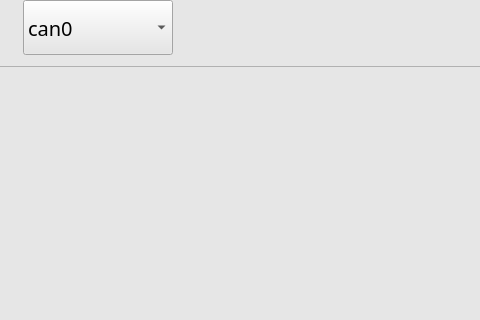
Old version of the form ui/app.ui in the repository supinps/wellington; both pictures show x 242 to 722 and y 0 to 320 of the 1280 by 800 pixel window.
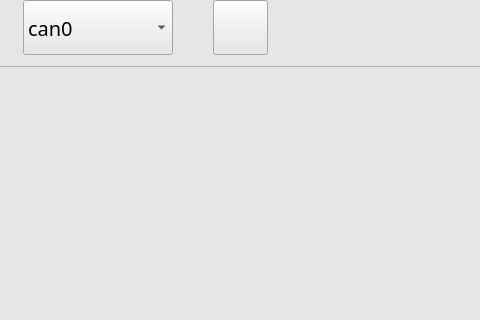
New version of the form.

Commit message: ui backend connect

```diff
--- a/ui/app.ui
+++ b/ui/app.ui
@@ -132,6 +132,25 @@
          </item>
         </widget>
        </item>
+       <item>
+        <widget class="QPushButton" name="connectButton">
+         <property name="minimumSize">
+          <size>
+           <width>55</width>
+           <height>55</height>
+          </size>
+         </property>
+         <property name="text">
+          <string/>
+         </property>
+         <property name="iconSize">
+          <size>
+           <width>64</width>
+           <height>64</height>
+          </size>
+         </property>
+        </widget>
+       </item>
        <item>
         <spacer name="horizontalSpacer">
          <property name="orientation">
```
The commit also changes 4 other files.
